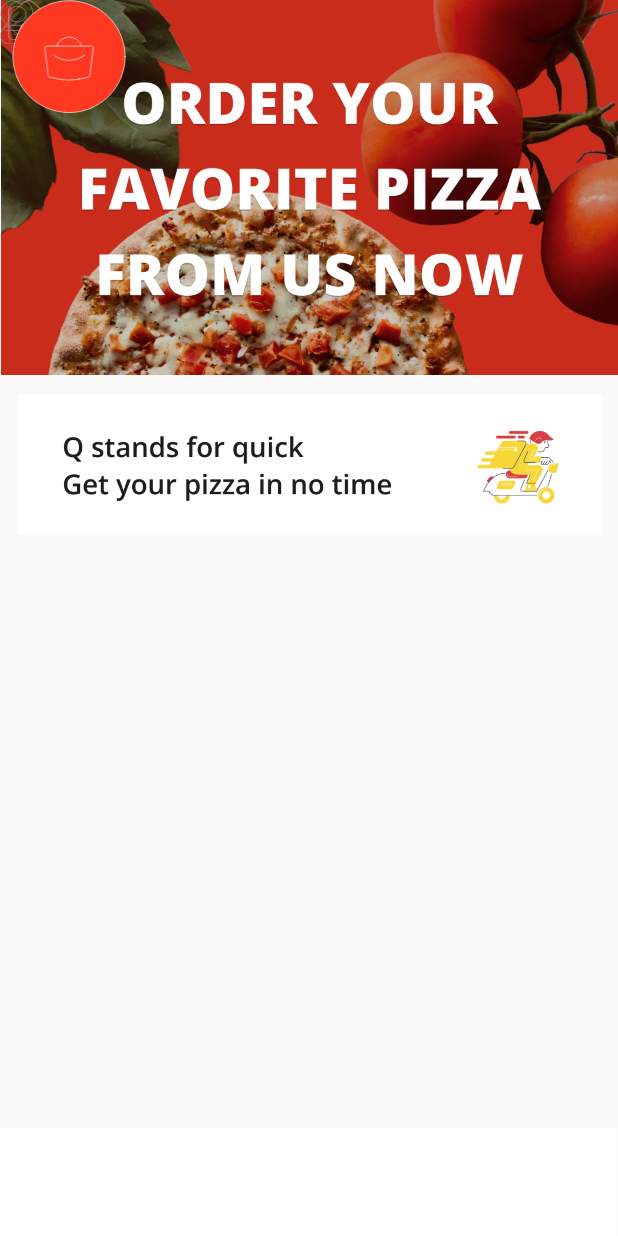
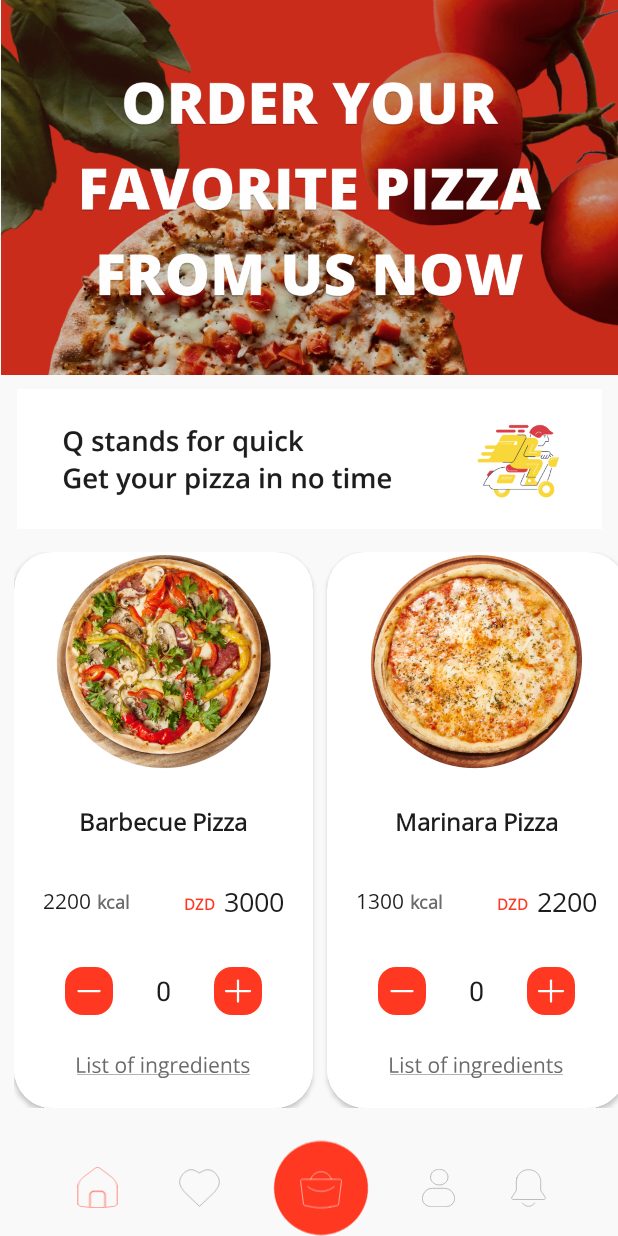
Before and after one commit to harounehadid/android-studio-java-pizza-q, an Android app: the screen it shows after launch (HomeActivity), on a phone screen of 412 x 824 dp. Run offline under Robolectric (Android 15) with nearby library versions, the phone set to English and light mode, and no system bars.

Commit message:
Create pizza cards. Reconfigure nav bar.

```diff
--- a/app/src/main/java/com/example/pizzaq/HomeActivity.java
+++ b/app/src/main/java/com/example/pizzaq/HomeActivity.java
@@ -2,13 +2,17 @@ package com.example.pizzaq;
 
 import androidx.appcompat.app.ActionBar;
 import androidx.appcompat.app.AppCompatActivity;
+import androidx.recyclerview.widget.LinearLayoutManager;
+import androidx.recyclerview.widget.RecyclerView;
 
 import android.database.Cursor;
 import android.database.sqlite.SQLiteDatabase;
 import android.os.Bundle;
 import android.util.Log;
+import android.view.View;
 import android.view.Window;
 import android.view.WindowManager;
+import android.widget.ImageView;
 
 import java.util.ArrayList;
 
@@ -22,7 +26,24 @@ public class HomeActivity extends AppCompatActivity {
 
         setContentView(R.layout.activity_home);
 
-        this.connectAndRetrieveData();
+        // Display pizza cards
+        RecyclerView recyclerView = findViewById(R.id.recycleView);
+        MyAdapter adapter = new MyAdapter(this.connectAndRetrieveData(), this);
+        recyclerView.setAdapter(adapter);
+        LinearLayoutManager layoutManager = new LinearLayoutManager(this, LinearLayoutManager.HORIZONTAL, false);
+        recyclerView.setLayoutManager(layoutManager);
+
+        // Cart button
+        findViewById(R.id.cartBtn).setOnClickListener(new View.OnClickListener() {
+            @Override
+            public void onClick(View view) {
+                Log.d("some", "go to next activity");
+            }
+        });
+    }
+
+    public void cardClick(View v) {
+        Log.d("some", "last activity");
     }
 
     private void hideUnwantedGUI() {
@@ -32,7 +53,9 @@ public class HomeActivity extends AppCompatActivity {
         if (actionBar != null) actionBar.hide();
     }
 
-    private void connectAndRetrieveData() {
+    private ArrayList<Pizza> connectAndRetrieveData() {
+        ArrayList<Pizza> pizzasList = new ArrayList<>();
+
         DatabaseHelper dbHelper = new DatabaseHelper(this);
         dbHelper.createDatabase();
         SQLiteDatabase db = dbHelper.getReadableDatabase();
@@ -58,11 +81,33 @@ public class HomeActivity extends AppCompatActivity {
         );
 
         while (cursor.moveToNext()) {
-            String name = cursor.getString(1);
-            Log.d("some", name);
+            int id = cursor.getInt(
+                    cursor.getColumnIndexOrThrow(PizzaContract.COLUMN_ID)
+            );
+            String name = cursor.getString(
+                    cursor.getColumnIndexOrThrow(PizzaContract.COLUMN_NAME)
+            );
+            int price = cursor.getInt(
+                    cursor.getColumnIndexOrThrow(PizzaContract.COLUMN_PRICE)
+            );
+            int calories = cursor.getInt(
+                    cursor.getColumnIndexOrThrow(PizzaContract.COLUMN_CALORIES)
+            );
+            String ingredients = cursor.getString(
+                    cursor.getColumnIndexOrThrow(PizzaContract.COLUMN_INGREDIENTS)
+            );
+            String img_id = cursor.getString(
+                    cursor.getColumnIndexOrThrow(PizzaContract.COLUMN_IMG_ID)
+            );
+
+            pizzasList.add(
+                    new Pizza(id, name, price, calories, ingredients, img_id)
+            );
         }
 
         cursor.close();
         db.close();
+
+        return pizzasList;
     }
 }
--- /dev/null
+++ b/app/src/main/java/com/example/pizzaq/MyAdapter.java
@@ -0,0 +1,92 @@
+package com.example.pizzaq;
+
+import android.content.Context;
+import android.util.Log;
+import android.view.LayoutInflater;
+import android.view.View;
+import android.view.ViewGroup;
+import android.widget.ImageButton;
+import android.widget.ImageView;
+import android.widget.TextView;
+
+import androidx.recyclerview.widget.RecyclerView;
+
+import java.util.ArrayList;
+
+public class MyAdapter extends RecyclerView.Adapter<MyAdapter.ViewHolder> {
+    public static class ViewHolder extends RecyclerView.ViewHolder {
+        public ImageView pizzaImg;
+        public TextView pizzaName;
+        public TextView caloriesCount;
+        public TextView price;
+        public ImageButton removeBtn;
+        public ImageButton addBtn;
+        public TextView amount;
+        public int viewId;
+
+        public ViewHolder(View v) {
+            super(v);
+            pizzaImg = v.findViewById(R.id.item_img);
+            pizzaName = v.findViewById(R.id.item_name);
+            caloriesCount = v.findViewById(R.id.calories_count);
+            price = v.findViewById(R.id.price);
+            removeBtn = v.findViewById(R.id.remove_btn);
+            addBtn = v.findViewById(R.id.add_btn);
+            amount = v.findViewById(R.id.amount);
+        }
+    }
+
+    private ArrayList<Pizza> pizzasData;
+    private Context mContext;
+
+    public MyAdapter(ArrayList<Pizza> pizzasData, Context context) {
+        this.pizzasData = pizzasData;
+        this.mContext = context;
+    }
+
+    @Override
+    public ViewHolder onCreateViewHolder(ViewGroup parent, int viewType) {
+        View v = LayoutInflater.from(parent.getContext())
+                .inflate(R.layout.card_view, parent, false);
+
+        ViewHolder vh = new ViewHolder(v);
+        return vh;
+    }
+
+    @Override
+    public void onBindViewHolder(ViewHolder holder, int position) {
+        Pizza pizza = this.pizzasData.get(position);
+
+        holder.pizzaImg.setImageResource(
+                this.mContext.getResources().getIdentifier(
+                        pizza.getImgId(),
+                        "drawable",
+                        this.mContext.getPackageName()
+        ));
+
+        holder.pizzaName.setText(pizza.getName());
+        holder.caloriesCount.setText(Integer.toString(pizza.getCalories()));
+        holder.price.setText(Integer.toString(pizza.getPrice()));
+
+        holder.viewId = pizza.getId();
+
+        holder.addBtn.setOnClickListener(new View.OnClickListener() {
+            @Override
+            public void onClick(View v) {
+                holder.amount.setText(Integer.toString(pizza.add(holder.viewId)));
+            }
+        });
+
+        holder.removeBtn.setOnClickListener(new View.OnClickListener() {
+            @Override
+            public void onClick(View v) {
+                holder.amount.setText(Integer.toString(pizza.remove(holder.viewId)));
+            }
+        });
+    }
+
+    @Override
+    public int getItemCount() {
+        return this.pizzasData.size();
+    }
+}
--- /dev/null
+++ b/app/src/main/java/com/example/pizzaq/Pizza.java
@@ -0,0 +1,54 @@
+package com.example.pizzaq;
+
+public class Pizza {
+    private int id;
+    private String name;
+    private int price;
+    private int calories;
+    private String ingredients;
+    private String img_id;
+    private int amount;
+
+    public Pizza(int id, String name, int price, int calories, String ingredients, String img_id) {
+        this.id = id;
+        this.name = name;
+        this.price = price;
+        this.calories = calories;
+        this.ingredients = ingredients;
+        this.img_id = img_id;
+        amount = 0;
+    }
+
+    public int add(int id) {
+        if (this.id == id) this.amount++;
+        return this.amount;
+    }
+
+    public int remove(int id) {
+        if (this.amount > 0 && this.id == id) this.amount--;
+        return this.amount;
+    }
+
+    // Getters
+    public int getId() {
+        return this.id;
+    }
+    public String getName() {
+        return this.name;
+    }
+    public int getPrice() {
+        return this.price;
+    }
+    public int getCalories() {
+        return this.calories;
+    }
+    public String getIngredients() {
+        return this.ingredients;
+    }
+    public String getImgId() {
+        return this.img_id;
+    }
+    public int getAmount() {
+        return this.amount;
+    }
+}
--- a/app/src/main/res/layout/activity_home.xml
+++ b/app/src/main/res/layout/activity_home.xml
@@ -22,7 +22,7 @@
         android:layout_width="391dp"
         android:layout_height="93dp"
         android:layout_marginStart="9dp"
-        android:layout_marginTop="13dp"
+        android:layout_marginTop="9dp"
         android:layout_marginEnd="9dp"
         android:scaleType="centerCrop"
         app:layout_constraintEnd_toEndOf="parent"
@@ -30,16 +30,15 @@
         app:layout_constraintTop_toBottomOf="@+id/imageView"
         app:srcCompat="@drawable/self_promotion_banner" />
 
-    <ImageView
-        android:id="@+id/navBarBg"
-        android:layout_width="411dp"
-        android:layout_height="83dp"
-        android:scaleType="centerCrop"
+    <LinearLayout
+        android:id="@+id/navGroup"
+        android:layout_width="match_parent"
+        android:layout_height="wrap_content"
         app:layout_constraintBottom_toBottomOf="parent"
-        app:layout_constraintEnd_toEndOf="parent"
-        app:layout_constraintHorizontal_bias="0.313"
-        app:layout_constraintStart_toStartOf="parent"
-        app:srcCompat="@drawable/nav_bar" />
+        app:layout_constraintRight_toRightOf="parent"
+        app:layout_constraintLeft_toLeftOf="parent"
+        android:gravity="center">
+
 
         <ImageView
             android:id="@+id/imageView6"
@@ -47,7 +46,8 @@
             android:layout_height="27dp"
             app:srcCompat="@drawable/home_icon"
             tools:layout_editor_absoluteX="30dp"
-        tools:layout_editor_absoluteY="681dp" />
+            tools:layout_editor_absoluteY="681dp"
+            android:layout_marginRight="35dp" />
 
         <ImageView
             android:id="@+id/imageView7"
@@ -58,12 +58,23 @@
             tools:layout_editor_absoluteY="682dp" />
 
         <ImageView
+            android:id="@+id/cartBtn"
+            android:layout_width="64dp"
+            android:layout_height="64dp"
+            app:srcCompat="@drawable/cart_icon"
+            tools:layout_editor_absoluteX="160dp"
+            tools:layout_editor_absoluteY="647dp"
+            android:layout_marginRight="35dp"
+            android:layout_marginLeft="35dp" />
+
+        <ImageView
             android:id="@+id/imageView8"
             android:layout_width="22dp"
             android:layout_height="33dp"
             app:srcCompat="@drawable/account_icon"
             tools:layout_editor_absoluteX="282dp"
-        tools:layout_editor_absoluteY="679dp" />
+            tools:layout_editor_absoluteY="679dp"
+             />
 
         <ImageView
             android:id="@+id/imageView9"
@@ -71,14 +82,31 @@
             android:layout_height="25dp"
             app:srcCompat="@drawable/notification_icon"
             tools:layout_editor_absoluteX="346dp"
-        tools:layout_editor_absoluteY="683dp" />
+            tools:layout_editor_absoluteY="683dp"
+            android:layout_marginLeft="35dp" />
 
-    <ImageView
-        android:id="@+id/imageView10"
-        android:layout_width="92dp"
-        android:layout_height="75dp"
-        app:srcCompat="@drawable/cart_icon"
-        tools:layout_editor_absoluteX="160dp"
-        tools:layout_editor_absoluteY="647dp" />
+
+<!--        <ImageView-->
+<!--            android:layout_width="match_parent"-->
+<!--            android:layout_height="83dp"-->
+<!--            android:scaleType="centerCrop"-->
+<!--            app:srcCompat="@drawable/nav_bar"-->
+<!--            android:clickable="false"-->
+<!--            android:focusable="false"/>-->
+
+    </LinearLayout>
+
+    <androidx.recyclerview.widget.RecyclerView
+        android:id="@+id/recycleView"
+        android:layout_width="match_parent"
+        android:layout_height="wrap_content"
+        android:layout_marginStart="9dp"
+        android:layout_marginTop="12dp"
+        android:layout_marginBottom="18dp"
+        android:orientation="horizontal"
+        app:layout_constraintBottom_toTopOf="@+id/navGroup"
+        app:layout_constraintEnd_toEndOf="parent"
+        app:layout_constraintStart_toStartOf="parent"
+        app:layout_constraintTop_toBottomOf="@+id/imageView2" />
 
 </androidx.constraintlayout.widget.ConstraintLayout>
--- a/app/src/main/res/layout/card_view.xml
+++ b/app/src/main/res/layout/card_view.xml
@@ -3,10 +3,11 @@
     xmlns:app="http://schemas.android.com/apk/res-auto"
     android:layout_width="199dp"
     android:layout_height="wrap_content"
-    app:cardCornerRadius="25dp">
+    app:cardCornerRadius="25dp"
+    android:layout_marginRight="9dp">
 
     <LinearLayout
-        android:layout_width="wrap_content"
+        android:layout_width="match_parent"
         android:layout_height="wrap_content"
         android:orientation="vertical">
 
@@ -15,8 +16,7 @@
             android:id="@+id/item_img"
             android:layout_width="match_parent"
             android:layout_height="146dp"
-            android:layout_gravity="center_horizontal"
-            android:src="@drawable/florentina_pizza_img" />
+            android:layout_gravity="center_horizontal" />
 
         <!-- Pizza name -->
         <LinearLayout
@@ -25,11 +25,12 @@
             android:layout_marginTop="13dp">
 
             <TextView
+                android:id="@+id/item_name"
                 android:layout_width="match_parent"
                 android:layout_height="42dp"
                 android:fontFamily="@font/open_sans"
                 android:gravity="center"
-                android:text="Florentina Pizza"
+                android:text="Pizza Name"
                 android:textColor="#1c1c1c"
                 android:textFontWeight="600"
                 android:textSize="16sp" />
@@ -56,7 +57,7 @@
                     android:layout_height="42dp"
                     android:fontFamily="@font/open_sans"
                     android:gravity="center"
-                    android:text="2000"
+                    android:text="0000"
                     android:textColor="#1c1c1c"
                     android:textSize="14sp" />
 
@@ -99,7 +100,7 @@
                     android:layout_height="42dp"
                     android:fontFamily="@font/open_sans"
                     android:gravity="center"
-                    android:text="3100"
+                    android:text="0000"
                     android:textColor="#1C1C1C"
                     android:textSize="18sp" />
 
```
Also changed, not shown: app/src/main/assets/mydatabase.db. Lines whose indentation alone changed are shown as unchanged.
